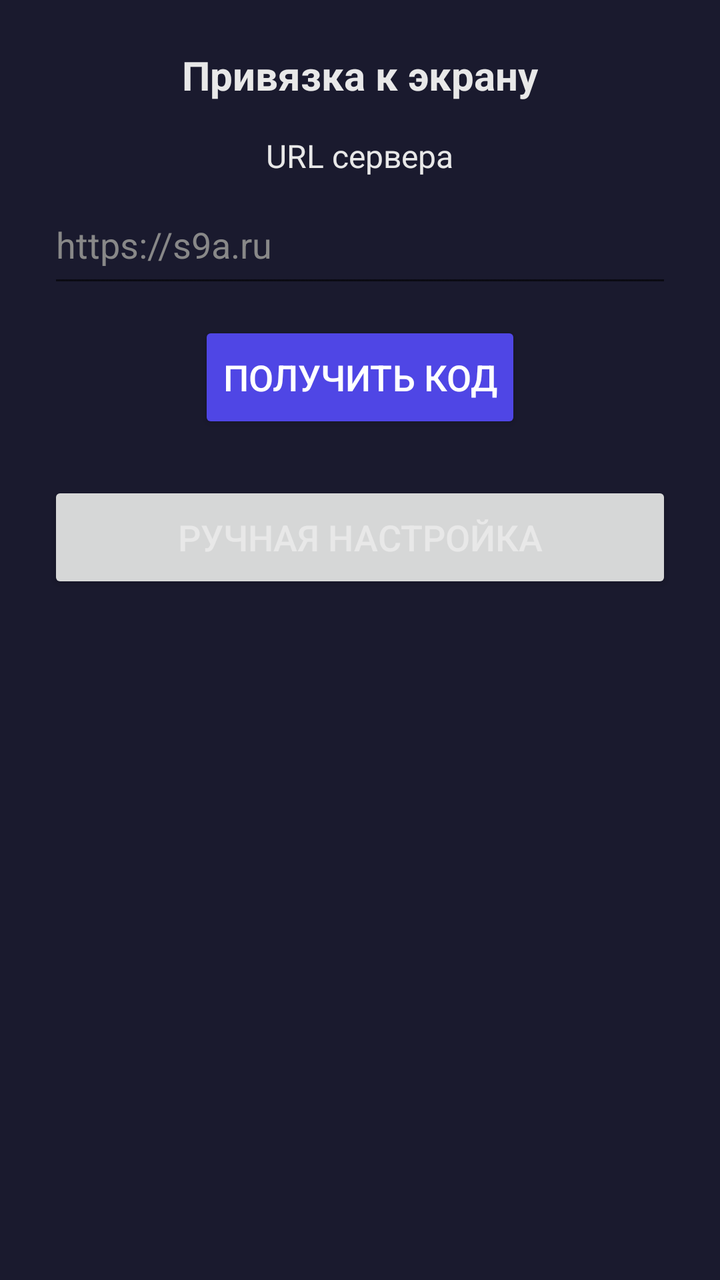
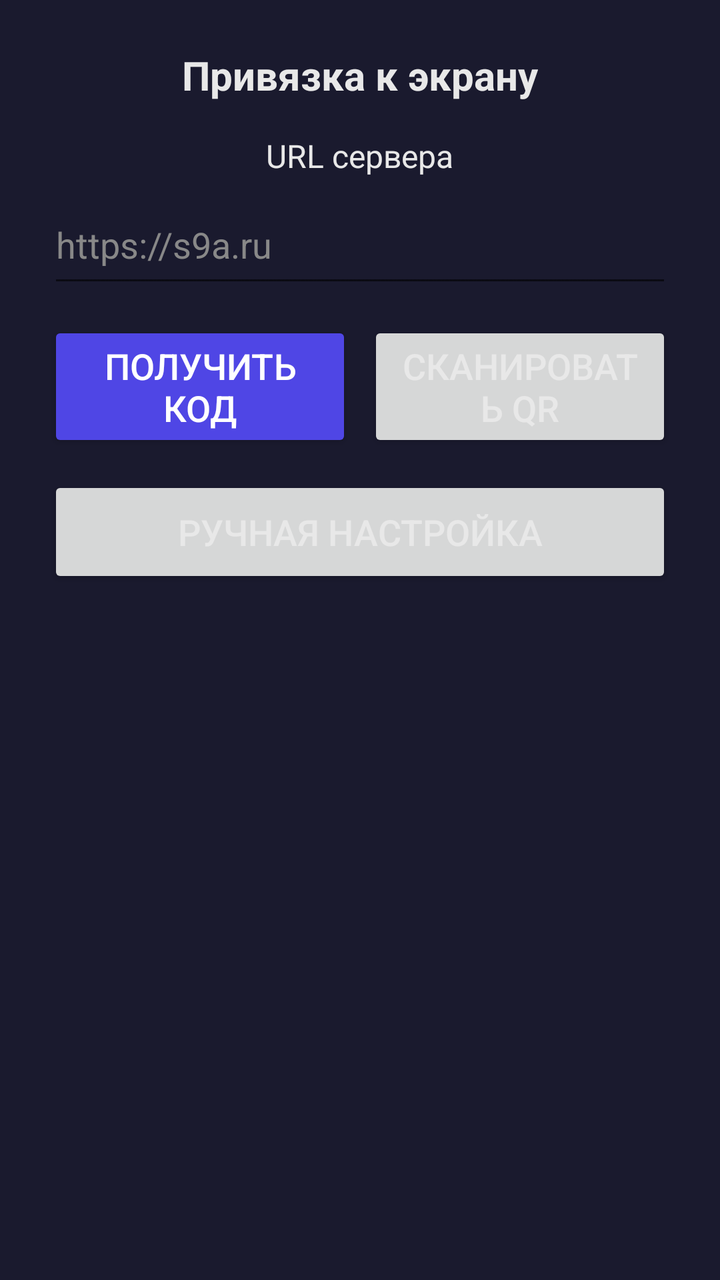

Two renders of the same Android screen: before a commit and after it. Below are the layout's source before the change and the commit's diff.
<!-- AndroidManifest.xml: activity theme Theme.SettingsTV -->
<!-- res/layout/activity_binding.xml -->
<?xml version="1.0" encoding="utf-8"?>
<ScrollView xmlns:android="http://schemas.android.com/apk/res/android"
    android:layout_width="match_parent"
    android:layout_height="match_parent"
    android:background="@color/settings_bg"
    android:padding="24dp">

    <LinearLayout
        android:layout_width="match_parent"
        android:layout_height="wrap_content"
        android:gravity="center_horizontal"
        android:orientation="vertical">

        <TextView
            android:layout_width="wrap_content"
            android:layout_height="wrap_content"
            android:text="@string/binding_title"
            android:textColor="@color/settings_text"
            android:textSize="@dimen/settings_label_text_size"
            android:textStyle="bold"
            android:layout_marginBottom="16dp" />

        <TextView
            android:layout_width="wrap_content"
            android:layout_height="wrap_content"
            android:text="@string/server_url"
            android:textColor="@color/settings_text"
            android:textSize="@dimen/settings_hint_text_size"
            android:layout_marginBottom="4dp" />
        <EditText
            android:id="@+id/bindingServerUrl"
            android:layout_width="match_parent"
            android:layout_height="wrap_content"
            android:minHeight="@dimen/settings_button_min_height"
            android:hint="@string/hint_server_url"
            android:textColor="@color/settings_text"
            android:textColorHint="@color/settings_text_hint"
            android:textSize="@dimen/settings_input_text_size"
            android:inputType="textUri"
            android:background="?android:attr/editTextBackground"
            android:layout_marginBottom="12dp" />
        <Button
            android:id="@+id/bindingGetCode"
            android:layout_width="wrap_content"
            android:layout_height="wrap_content"
            android:minHeight="@dimen/settings_button_min_height"
            android:text="@string/binding_get_code"
            android:textSize="@dimen/settings_button_text_size"
            android:backgroundTint="@color/settings_accent"
            android:textColor="@android:color/white"
            android:layout_marginBottom="24dp" />

        <ImageView
            android:id="@+id/bindingQr"
            android:layout_width="200dp"
            android:layout_height="200dp"
            android:visibility="gone"
            android:contentDescription="@string/binding_title"
            android:layout_marginBottom="12dp" />
        <TextView
            android:id="@+id/bindingCodeText"
            android:layout_width="wrap_content"
            android:layout_height="wrap_content"
            android:textColor="@color/settings_text"
            android:textSize="28sp"
            android:textStyle="bold"
            android:letterSpacing="0.2"
            android:visibility="gone"
            android:layout_marginBottom="4dp" />
        <TextView
            android:id="@+id/bindingCountdown"
            android:layout_width="wrap_content"
            android:layout_height="wrap_content"
            android:textColor="@color/settings_text_hint"
            android:textSize="@dimen/settings_hint_text_size"
            android:visibility="gone"
            android:layout_marginBottom="16dp" />
        <TextView
            android:id="@+id/bindingInstruction"
            android:layout_width="match_parent"
            android:layout_height="wrap_content"
            android:text="@string/binding_instruction"
            android:textColor="@color/settings_text_hint"
            android:textSize="@dimen/settings_hint_text_size"
            android:visibility="gone"
            android:gravity="center"
            android:layout_marginBottom="24dp" />

        <Button
            android:id="@+id/bindingManual"
            android:layout_width="match_parent"
            android:layout_height="wrap_content"
            android:minHeight="@dimen/settings_button_min_height"
            android:text="@string/binding_manual"
            android:textSize="@dimen/settings_button_text_size"
            android:textColor="@color/settings_text" />
    </LinearLayout>
</ScrollView>
<!-- resources referenced by this layout -->
<resources>
  <color name="settings_accent">#4f46e5</color>
  <color name="settings_bg">#1a1a2e</color>
  <color name="settings_text">#E8E8E8</color>
  <color name="settings_text_hint">#888888</color>
  <dimen name="settings_button_min_height">56dp</dimen>
  <dimen name="settings_button_text_size">18sp</dimen>
  <dimen name="settings_hint_text_size">16sp</dimen>
  <dimen name="settings_input_text_size">18sp</dimen>
  <dimen name="settings_label_text_size">20sp</dimen>
  <string name="binding_get_code">Получить код</string>
  <string name="binding_instruction">Откройте ссылку по QR или введите код в админ-панели в разделе «Привязка»</string>
  <string name="binding_manual">Ручная настройка</string>
  <string name="binding_title">Привязка к экрану</string>
  <string name="hint_server_url">https://s9a.ru</string>
  <string name="server_url">URL сервера</string>
  <style name="Theme.SettingsTV" parent="Theme.NeoFitTV" />
  <style name="Theme.NeoFitTV" parent="Theme.AppCompat.Light.NoActionBar">
          
          <item name="colorPrimary">@color/settings_accent</item>
          <item name="colorPrimaryVariant">@color/settings_bg</item>
          <item name="colorOnPrimary">@android:color/white</item>
          
          <item name="colorSecondary">@color/settings_accent</item>
          <item name="colorSecondaryVariant">@color/settings_bg</item>
          <item name="colorOnSecondary">@android:color/black</item>
          
          <item name="android:statusBarColor">?attr/colorPrimaryVariant</item>
          
      </style>
</resources>

<!-- the commit's change to res/layout/activity_binding.xml (unified diff, before → after) -->
@@ -39,17 +39,32 @@
             android:inputType="textUri"
             android:background="?android:attr/editTextBackground"
             android:layout_marginBottom="12dp" />
-        <Button
-            android:id="@+id/bindingGetCode"
-            android:layout_width="wrap_content"
+        <LinearLayout
+            android:layout_width="match_parent"
             android:layout_height="wrap_content"
-            android:minHeight="@dimen/settings_button_min_height"
-            android:text="@string/binding_get_code"
-            android:textSize="@dimen/settings_button_text_size"
-            android:backgroundTint="@color/settings_accent"
-            android:textColor="@android:color/white"
-            android:layout_marginBottom="24dp" />
-
+            android:orientation="horizontal"
+            android:layout_marginBottom="12dp">
+            <Button
+                android:id="@+id/bindingGetCode"
+                android:layout_width="0dp"
+                android:layout_height="wrap_content"
+                android:minHeight="@dimen/settings_button_min_height"
+                android:layout_weight="1"
+                android:text="@string/binding_get_code"
+                android:textSize="@dimen/settings_button_text_size"
+                android:backgroundTint="@color/settings_accent"
+                android:textColor="@android:color/white"
+                android:layout_marginEnd="8dp" />
+            <Button
+                android:id="@+id/bindingScanQr"
+                android:layout_width="0dp"
+                android:layout_height="wrap_content"
+                android:minHeight="@dimen/settings_button_min_height"
+                android:layout_weight="1"
+                android:text="@string/scan_qr"
+                android:textSize="@dimen/settings_button_text_size"
+                android:textColor="@color/settings_text" />
+        </LinearLayout>
         <ImageView
             android:id="@+id/bindingQr"
             android:layout_width="200dp"
@@ -94,5 +109,13 @@
             android:text="@string/binding_manual"
             android:textSize="@dimen/settings_button_text_size"
             android:textColor="@color/settings_text" />
+
+        <TextView
+            android:id="@+id/bindingVersionFooter"
+            android:layout_width="wrap_content"
+            android:layout_height="wrap_content"
+            android:layout_marginTop="24dp"
+            android:textColor="@color/settings_text_hint"
+            android:textSize="12sp" />
     </LinearLayout>
 </ScrollView>
<!-- resource entries referenced after the edit -->
@@ -14,6 +14,7 @@
   <string name="binding_manual">Ручная настройка</string>
   <string name="binding_title">Привязка к экрану</string>
   <string name="hint_server_url">https://s9a.ru</string>
+  <string name="scan_qr">Сканировать QR</string>
   <string name="server_url">URL сервера</string>
   <style name="Theme.SettingsTV" parent="Theme.NeoFitTV" />
   <style name="Theme.NeoFitTV" parent="Theme.AppCompat.Light.NoActionBar">
